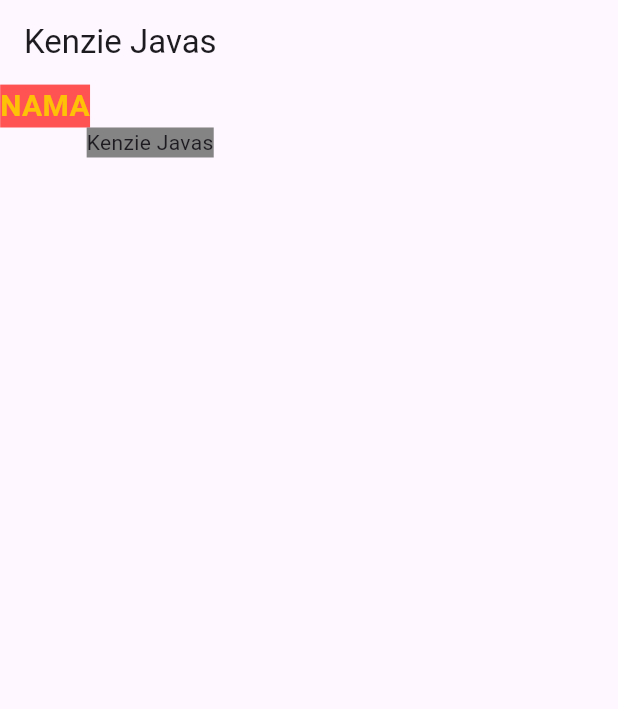
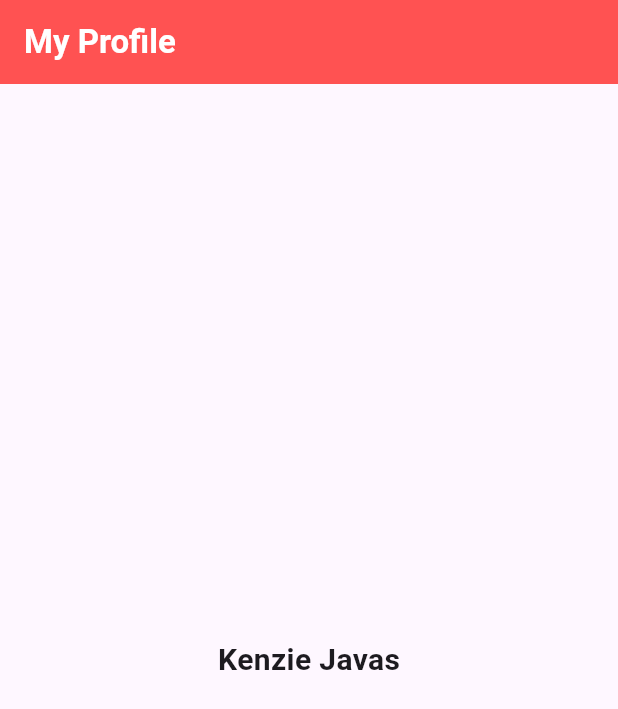
Before and after one commit to KenzJavas/flutter_profile_card, a Flutter app: the screen it shows after launch, on a phone screen of 412 x 824 dp. Shown: the top 709 px of the screen. Run offline on Flutter 3.47's test engine with Material 3 defaults, Android fonts, the phone set to English and light mode, and no system bars; Roboto replaces fonts that are missing (poppins).

Commit message:
Belajar row column

```diff
--- a/lib/main.dart
+++ b/lib/main.dart
@@ -2,5 +2,17 @@ import 'package:flutter/material.dart';
 import 'package:flutter_application_1/profile.dart';
 
 void main() {
-  runApp(ProfileCard());
+  runApp(MainPage());
 }
+
+class MainPage extends StatelessWidget {
+  const MainPage({super.key});
+
+  @override
+  Widget build(BuildContext context) {
+    return MaterialApp(
+      home: ProfileCard(),
+      debugShowCheckedModeBanner: false,
+    );
+  }
+}
--- a/lib/profile.dart
+++ b/lib/profile.dart
@@ -5,48 +5,33 @@ class ProfileCard extends StatelessWidget {
 
   @override
   Widget build(BuildContext context) {
-    return MaterialApp(
-      home: Scaffold(
-        appBar: AppBar(
-          title: Text('Kenzie Javas'),
+    return Scaffold(
+      appBar: AppBar(
+        backgroundColor: Colors.redAccent,
+        title: const Text(
+          'My Profile',
+          style: TextStyle(color: Colors.white, fontWeight: FontWeight.bold),
         ),
-        /**
-         * Row & Column bisa memiliki banyak widget
-         * Row => itu kesamping
-         * Column => itu ke bawah
-         */
-        body: Column(
-          children: <Widget>[
-            SizedBox(
-              width: 200,
-              child: Container(
-                child: Text(
-                  'NAMA',
-                  style: TextStyle(
-                    color: Colors.amber,
-                    fontSize: 20.0,
-                    fontWeight: FontWeight.bold,
-                    backgroundColor: Colors.redAccent,
-                    fontFamily: 'poppins'
-                  ),
-                ),
+      ),
+      body: Center(
+        child: Column(
+          mainAxisAlignment: MainAxisAlignment.center,
+          children: [
+            Text(
+              'Kenzie Javas',
+              style: TextStyle(fontSize: 20.0,
+              fontWeight: FontWeight.bold,
               ),
             ),
-            Text(
-              'Kenzie Javas',
-            style: TextStyle(
-               backgroundColor: Color.fromARGB(
-              200,
-              100,
-              100,
-              100,
-              ),
-            ),
+            Row(
+              children: <Widget>[
+                Column(),
+                Column(),
+              ],
             ),
           ],
         ),
       ),
-      debugShowCheckedModeBanner: false,
     );
   }
 }
```
